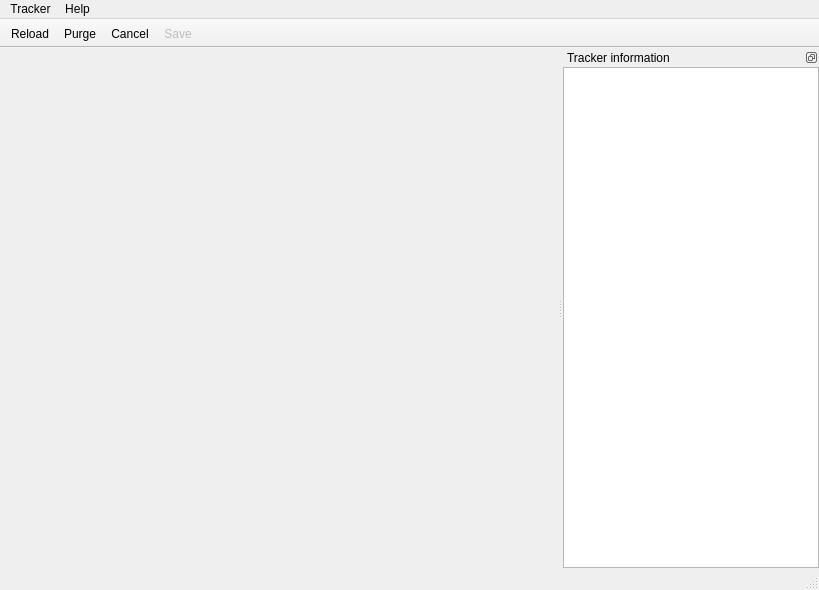
Old version of the form src/igotugui/igotugui.ui in the repository mnalis/igotu2gpx.
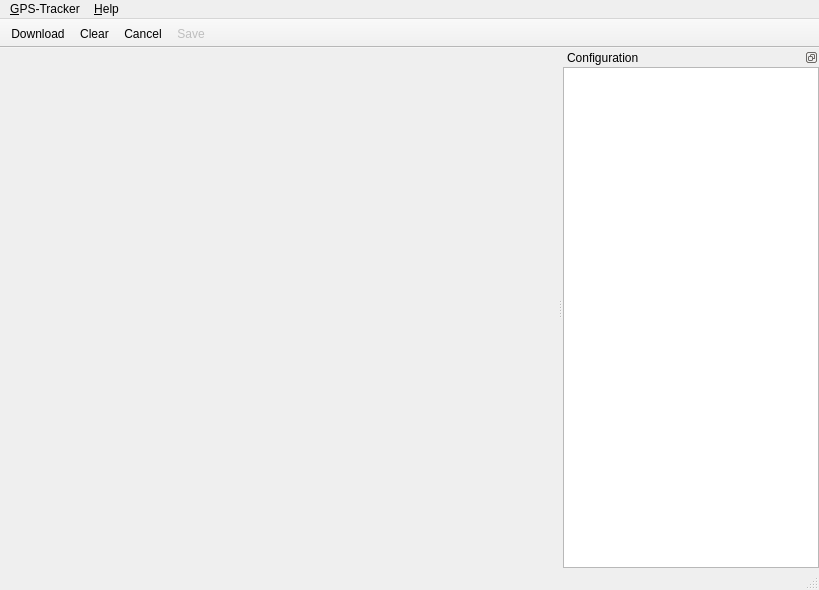
New version of the form.

Diff of the .ui file:
```diff
--- a/src/igotugui/igotugui.ui
+++ b/src/igotugui/igotugui.ui
@@ -26,12 +26,12 @@
      <x>0</x>
      <y>0</y>
      <width>819</width>
-     <height>22</height>
+     <height>23</height>
     </rect>
    </property>
    <widget class="QMenu" name="menuFile">
     <property name="title">
-     <string>Tracker</string>
+     <string>&amp;GPS-Tracker</string>
     </property>
     <addaction name="actionReload"/>
     <addaction name="actionPurge"/>
@@ -44,7 +44,7 @@
    </widget>
    <widget class="QMenu" name="menuHelp">
     <property name="title">
-     <string>Help</string>
+     <string>&amp;Help</string>
     </property>
     <addaction name="actionDebug"/>
     <addaction name="actionAboutPlugins"/>
@@ -80,7 +80,7 @@
     <set>Qt::LeftDockWidgetArea|Qt::RightDockWidgetArea</set>
    </property>
    <property name="windowTitle">
-    <string>Tracker information</string>
+    <string>Configuration</string>
    </property>
    <attribute name="dockWidgetArea">
     <number>2</number>
@@ -116,7 +116,10 @@
   </action>
   <action name="actionReload">
    <property name="text">
-    <string>Reload</string>
+    <string>&amp;Download Tracks</string>
+   </property>
+   <property name="iconText">
+    <string>Download</string>
    </property>
    <property name="toolTip">
     <string>Connect to the GPS tracker and transfer all GPS tracks</string>
@@ -127,7 +130,10 @@
     <bool>false</bool>
    </property>
    <property name="text">
-    <string>Save...</string>
+    <string>&amp;Save All Tracks...</string>
+   </property>
+   <property name="iconText">
+    <string>Save</string>
    </property>
    <property name="toolTip">
     <string>Save the GPS tracks</string>
@@ -135,11 +141,20 @@
   </action>
   <action name="actionPurge">
    <property name="text">
-    <string>Purge...</string>
+    <string>&amp;Clear Memory...</string>
+   </property>
+   <property name="iconText">
+    <string>Clear</string>
+   </property>
+   <property name="toolTip">
+    <string>Clear the memory of the GPS tracker</string>
    </property>
   </action>
   <action name="actionCancel">
    <property name="text">
+    <string>&amp;Cancel Transfer</string>
+   </property>
+   <property name="iconText">
     <string>Cancel</string>
    </property>
    <property name="toolTip">
```
Left out of the diff: 14 changed lines with no effect on the pictures.
